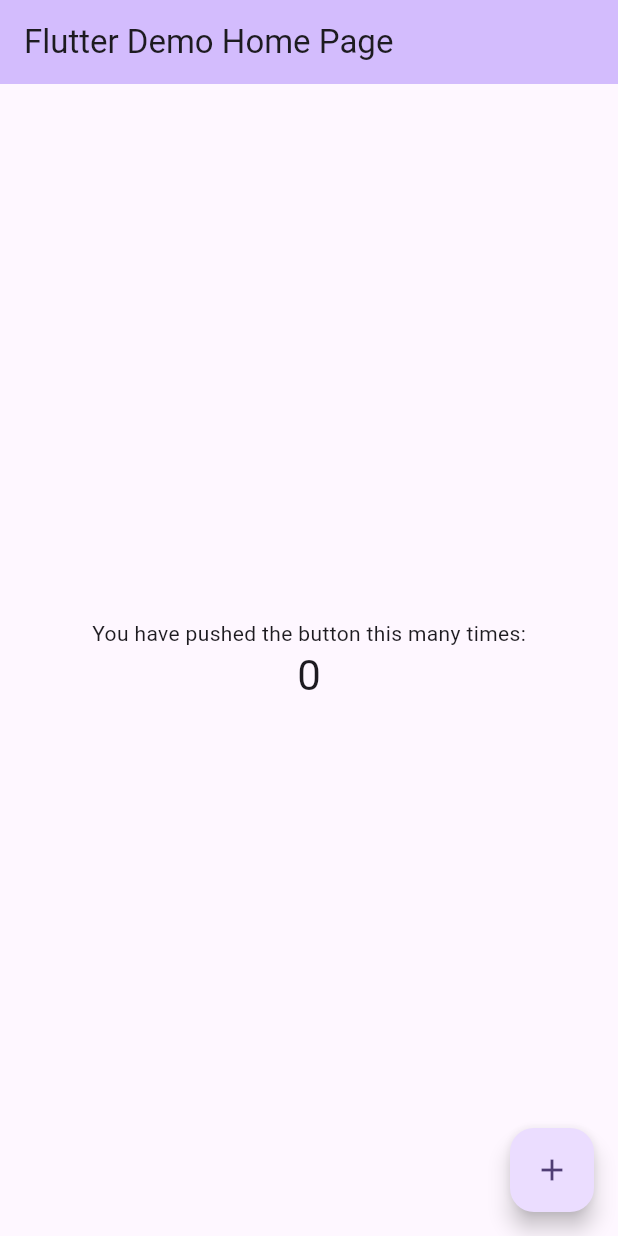
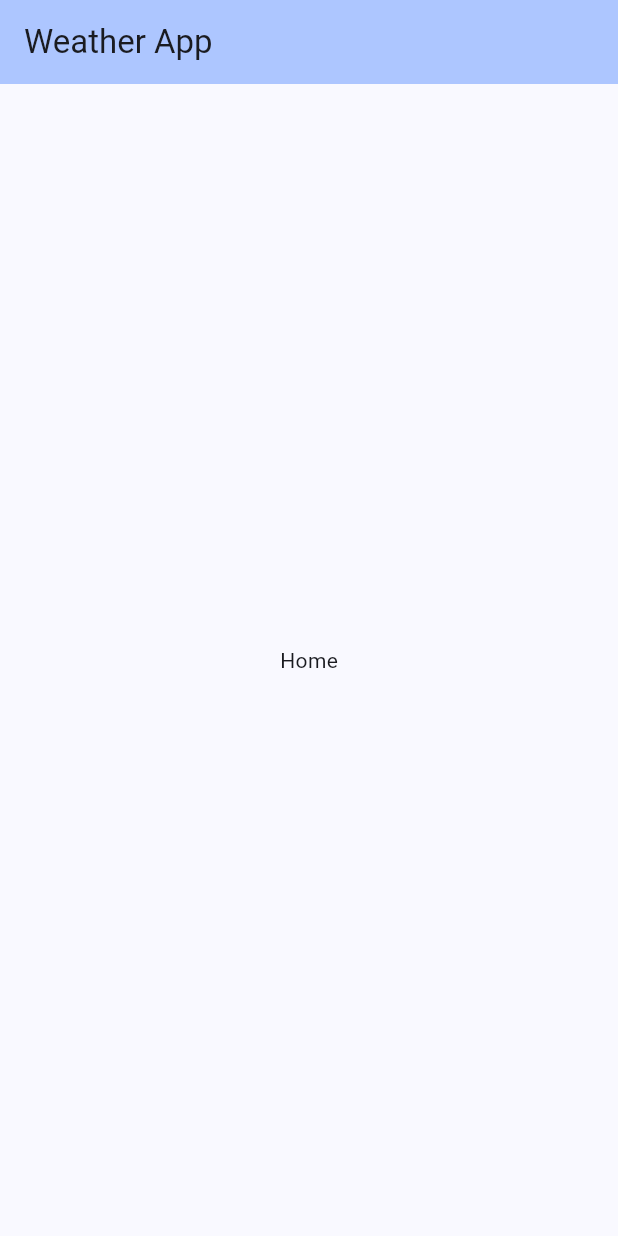
Before and after one commit to withered-flowers/learn_flutter_simple_weather_app, a Flutter app: the screen it shows after launch, on a phone screen of 412 x 824 dp. Run offline on Flutter 3.47's test engine with Material 2 defaults, Android fonts, the phone set to English and light mode, and no system bars; our stand-ins replace equatable, flutter_dotenv; network calls fail.

Commit message:
feat: finalize main before branching

```diff
--- /dev/null
+++ b/lib/constants/constants.dart
@@ -0,0 +1,4 @@
+const String kApiHost = 'api.openweathermap.org';
+const String kIconHost = 'www.openweathermap.org';
+const String kUnit = 'metric';
+const String kLimit = '1';
--- /dev/null
+++ b/lib/exceptions/weather_exception.dart
@@ -0,0 +1,12 @@
+class WeatherException implements Exception {
+  String message;
+
+  WeatherException([this.message = 'Something went wrong']) {
+    message = 'Weather Exception: $message';
+  }
+
+  @override
+  String toString() {
+    return message;
+  }
+}
--- a/lib/main.dart
+++ b/lib/main.dart
@@ -1,6 +1,9 @@
 import 'package:flutter/material.dart';
+import 'package:flutter_dotenv/flutter_dotenv.dart';
+import 'package:learn_flutter_simple_weather_app/pages/home_page.dart';
 
-void main() {
+void main() async {
+  await dotenv.load(fileName: '.env');
   runApp(const MyApp());
 }
 
@@ -11,115 +14,13 @@ class MyApp extends StatelessWidget {
   @override
   Widget build(BuildContext context) {
     return MaterialApp(
-      title: 'Flutter Demo',
+      title: 'Weather App',
+      debugShowCheckedModeBanner: false,
       theme: ThemeData(
-        // This is the theme of your application.
-        //
-        // TRY THIS: Try running your application with "flutter run". You'll see
-        // the application has a blue toolbar. Then, without quitting the app,
-        // try changing the seedColor in the colorScheme below to Colors.green
-        // and then invoke "hot reload" (save your changes or press the "hot
-        // reload" button in a Flutter-supported IDE, or press "r" if you used
-        // the command line to start the app).
-        //
-        // Notice that the counter didn't reset back to zero; the application
-        // state is not lost during the reload. To reset the state, use hot
-        // restart instead.
-        //
-        // This works for code too, not just values: Most code changes can be
-        // tested with just a hot reload.
-        colorScheme: ColorScheme.fromSeed(seedColor: Colors.deepPurple),
+        colorScheme: ColorScheme.fromSeed(seedColor: Colors.blueAccent),
         useMaterial3: true,
       ),
-      home: const MyHomePage(title: 'Flutter Demo Home Page'),
+      home: const HomePage(),
     );
   }
 }
-
-class MyHomePage extends StatefulWidget {
-  const MyHomePage({super.key, required this.title});
-
-  // This widget is the home page of your application. It is stateful, meaning
-  // that it has a State object (defined below) that contains fields that affect
-  // how it looks.
-
-  // This class is the configuration for the state. It holds the values (in this
-  // case the title) provided by the parent (in this case the App widget) and
-  // used by the build method of the State. Fields in a Widget subclass are
-  // always marked "final".
-
-  final String title;
-
-  @override
-  State<MyHomePage> createState() => _MyHomePageState();
-}
-
-class _MyHomePageState extends State<MyHomePage> {
-  int _counter = 0;
-
-  void _incrementCounter() {
-    setState(() {
-      // This call to setState tells the Flutter framework that something has
-      // changed in this State, which causes it to rerun the build method below
-      // so that the display can reflect the updated values. If we changed
-      // _counter without calling setState(), then the build method would not be
-      // called again, and so nothing would appear to happen.
-      _counter++;
-    });
-  }
-
-  @override
-  Widget build(BuildContext context) {
-    // This method is rerun every time setState is called, for instance as done
-    // by the _incrementCounter method above.
-    //
-    // The Flutter framework has been optimized to make rerunning build methods
-    // fast, so that you can just rebuild anything that needs updating rather
-    // than having to individually change instances of widgets.
-    return Scaffold(
-      appBar: AppBar(
-        // TRY THIS: Try changing the color here to a specific color (to
-        // Colors.amber, perhaps?) and trigger a hot reload to see the AppBar
-        // change color while the other colors stay the same.
-        backgroundColor: Theme.of(context).colorScheme.inversePrimary,
-        // Here we take the value from the MyHomePage object that was created by
-        // the App.build method, and use it to set our appbar title.
-        title: Text(widget.title),
-      ),
-      body: Center(
-        // Center is a layout widget. It takes a single child and positions it
-        // in the middle of the parent.
-        child: Column(
-          // Column is also a layout widget. It takes a list of children and
-          // arranges them vertically. By default, it sizes itself to fit its
-          // children horizontally, and tries to be as tall as its parent.
-          //
-          // Column has various properties to control how it sizes itself and
-          // how it positions its children. Here we use mainAxisAlignment to
-          // center the children vertically; the main axis here is the vertical
-          // axis because Columns are vertical (the cross axis would be
-          // horizontal).
-          //
-          // TRY THIS: Invoke "debug painting" (choose the "Toggle Debug Paint"
-          // action in the IDE, or press "p" in the console), to see the
-          // wireframe for each widget.
-          mainAxisAlignment: MainAxisAlignment.center,
-          children: <Widget>[
-            const Text(
-              'You have pushed the button this many times:',
-            ),
-            Text(
-              '$_counter',
-              style: Theme.of(context).textTheme.headlineMedium,
-            ),
-          ],
-        ),
-      ),
-      floatingActionButton: FloatingActionButton(
-        onPressed: _incrementCounter,
-        tooltip: 'Increment',
-        child: const Icon(Icons.add),
-      ), // This trailing comma makes auto-formatting nicer for build methods.
-    );
-  }
-}
--- /dev/null
+++ b/lib/models/custom_error.dart
@@ -0,0 +1,16 @@
+// ignore_for_file: public_member_api_docs, sort_constructors_first
+import 'package:equatable/equatable.dart';
+
+class CustomError extends Equatable {
+  final String errorMsg;
+
+  const CustomError({
+    this.errorMsg = '',
+  });
+
+  @override
+  String toString() => 'CustomError(errorMsg: $errorMsg)';
+
+  @override
+  List<Object> get props => [errorMsg];
+}
--- /dev/null
+++ b/lib/models/direct_geocoding.dart
@@ -0,0 +1,34 @@
+import 'package:equatable/equatable.dart';
+
+class DirectGeocoding extends Equatable {
+  final String name;
+  final double lat;
+  final double lon;
+  final String country;
+
+  const DirectGeocoding({
+    required this.name,
+    required this.lat,
+    required this.lon,
+    required this.country,
+  });
+
+  factory DirectGeocoding.fromJson(List<dynamic> json) {
+    final Map<String, dynamic> data = json[0];
+
+    return DirectGeocoding(
+      name: data['name'],
+      lat: data['lat'],
+      lon: data['lon'],
+      country: data['country'],
+    );
+  }
+
+  @override
+  List<Object?> get props => [name, lat, lon, country];
+
+  @override
+  String toString() {
+    return 'DirectGeocoding{name=$name, lat=$lat, lon=$lon, country=$country}';
+  }
+}
--- /dev/null
+++ b/lib/models/weather.dart
@@ -0,0 +1,92 @@
+// ignore_for_file: public_member_api_docs, sort_constructors_first
+import 'package:equatable/equatable.dart';
+
+class Weather extends Equatable {
+  final String description;
+  final String icon;
+  final double temp;
+  final double tempMin;
+  final double tempMax;
+  final String name;
+  final String country;
+  final DateTime lastUpdated;
+
+  const Weather({
+    required this.description,
+    required this.icon,
+    required this.temp,
+    required this.tempMin,
+    required this.tempMax,
+    required this.name,
+    required this.country,
+    required this.lastUpdated,
+  });
+
+  factory Weather.fromJson(Map<String, dynamic> json) {
+    final weather = json['weather'][0];
+    final main = json['main'];
+
+    return Weather(
+      description: weather['description'],
+      icon: weather['icon'],
+      temp: main['temp'],
+      tempMin: main['temp_min'],
+      tempMax: main['temp_max'],
+      name: '',
+      country: '',
+      lastUpdated: DateTime.now(),
+    );
+  }
+
+  factory Weather.initial() => Weather(
+        description: '',
+        icon: '',
+        temp: 100.00,
+        tempMin: 100.00,
+        tempMax: 100.00,
+        name: '',
+        country: '',
+        lastUpdated: DateTime(1970),
+      );
+
+  @override
+  List<Object> get props {
+    return [
+      description,
+      icon,
+      temp,
+      tempMin,
+      tempMax,
+      name,
+      country,
+      lastUpdated,
+    ];
+  }
+
+  Weather copyWith({
+    String? description,
+    String? icon,
+    double? temp,
+    double? tempMin,
+    double? tempMax,
+    String? name,
+    String? country,
+    DateTime? lastUpdated,
+  }) {
+    return Weather(
+      description: description ?? this.description,
+      icon: icon ?? this.icon,
+      temp: temp ?? this.temp,
+      tempMin: tempMin ?? this.tempMin,
+      tempMax: tempMax ?? this.tempMax,
+      name: name ?? this.name,
+      country: country ?? this.country,
+      lastUpdated: lastUpdated ?? this.lastUpdated,
+    );
+  }
+
+  @override
+  String toString() {
+    return 'Weather(description: $description, icon: $icon, temp: $temp, tempMin: $tempMin, tempMax: $tempMax, name: $name, country: $country, lastUpdated: $lastUpdated)';
+  }
+}
--- /dev/null
+++ b/lib/pages/home_page.dart
@@ -0,0 +1,38 @@
+import 'package:flutter/material.dart';
+import 'package:http/http.dart' as http;
+import 'package:learn_flutter_simple_weather_app/repositories/weather_repository.dart';
+import 'package:learn_flutter_simple_weather_app/services/weather_api_service.dart';
+
+class HomePage extends StatefulWidget {
+  const HomePage({super.key});
+
+  @override
+  State<HomePage> createState() => _HomePageState();
+}
+
+class _HomePageState extends State<HomePage> {
+  @override
+  void initState() {
+    super.initState();
+    _fetchWeather();
+  }
+
+  _fetchWeather() {
+    WeatherRepository(
+      weatherApiServices: WeatherApiServices(client: http.Client()),
+    ).fetchWeather('Jakarta');
+  }
+
+  @override
+  Widget build(BuildContext context) {
+    return Scaffold(
+      appBar: AppBar(
+        backgroundColor: Theme.of(context).colorScheme.inversePrimary,
+        title: const Text("Weather App"),
+      ),
+      body: const Center(
+        child: Text('Home'),
+      ),
+    );
+  }
+}
--- /dev/null
+++ b/lib/repositories/weather_repository.dart
@@ -0,0 +1,39 @@
+import 'package:flutter/foundation.dart';
+import 'package:learn_flutter_simple_weather_app/exceptions/weather_exception.dart';
+import 'package:learn_flutter_simple_weather_app/models/custom_error.dart';
+import 'package:learn_flutter_simple_weather_app/models/weather.dart';
+import 'package:learn_flutter_simple_weather_app/services/weather_api_service.dart';
+
+class WeatherRepository {
+  final WeatherApiServices weatherApiServices;
+
+  WeatherRepository({
+    required this.weatherApiServices,
+  });
+
+  Future<Weather> fetchWeather(String city) async {
+    try {
+      final directGeocoding = await weatherApiServices.getDirectGeocoding(city);
+      if (kDebugMode) {
+        print('directGeocoding $directGeocoding');
+      }
+
+      final Weather tempWeather =
+          await weatherApiServices.getWeather(directGeocoding);
+      if (kDebugMode) {
+        print('tempWeather: $tempWeather');
+      }
+
+      final Weather weather = tempWeather.copyWith(
+        name: directGeocoding.name,
+        country: directGeocoding.country,
+      );
+
+      return weather;
+    } on WeatherException catch (err) {
+      throw CustomError(errorMsg: err.message);
+    } catch (err) {
+      throw CustomError(errorMsg: err.toString());
+    }
+  }
+}
```
Also changed, not shown: lib/services/http_error_handler.dart (added, +11 -0 lines), lib/services/weather_api_service.dart (added, +88 -0 lines), pubspec.yaml (+10 -17 lines), assets/images/loading.gif (added), pubspec.lock, 3 other files.
